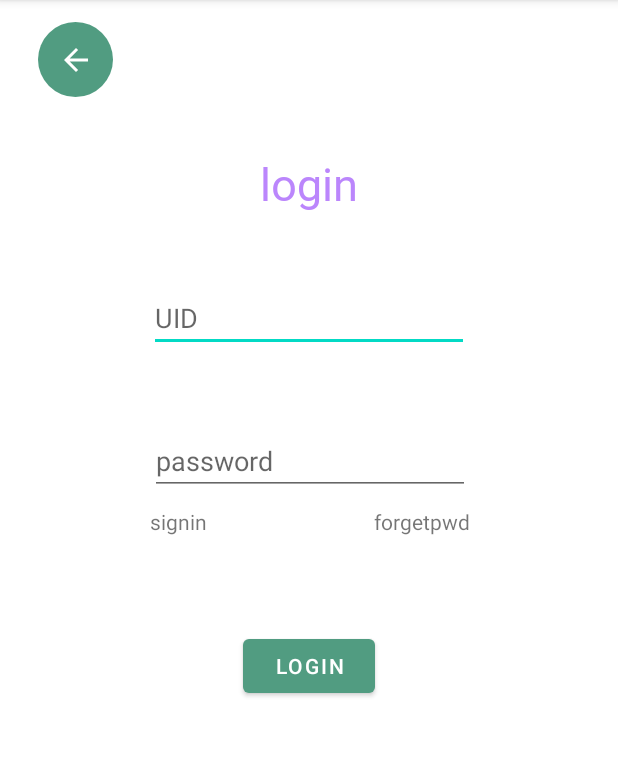
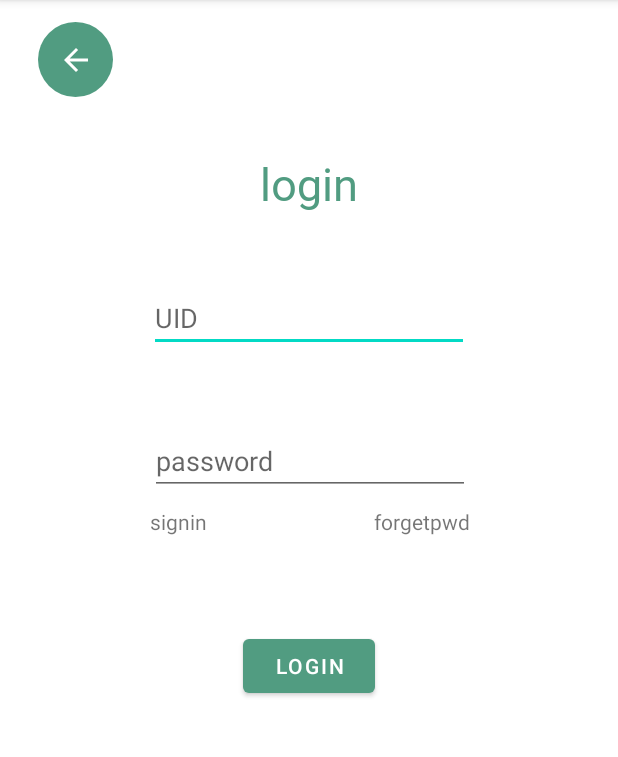
Before and after one commit to joey60504/SDHW, an Android app: the screen it shows after launch (MainActivity), on a phone screen of 412 x 824 dp, the part 84-841 px from its top. Run offline under Robolectric (Android 15) with nearby library versions, the phone set to English and light mode, and no system bars.

Commit message:
push back

```diff
--- a/app/src/main/res/layout/activity_main.xml
+++ b/app/src/main/res/layout/activity_main.xml
@@ -12,7 +12,7 @@
         android:layout_height="wrap_content"
         android:fontFamily="@font/font1"
         android:text="@string/login"
-        android:textColor="@color/purple_200"
+        android:textColor="@color/green"
         android:textSize="30sp"
         app:layout_constraintBottom_toBottomOf="parent"
         app:layout_constraintEnd_toEndOf="parent"
```
